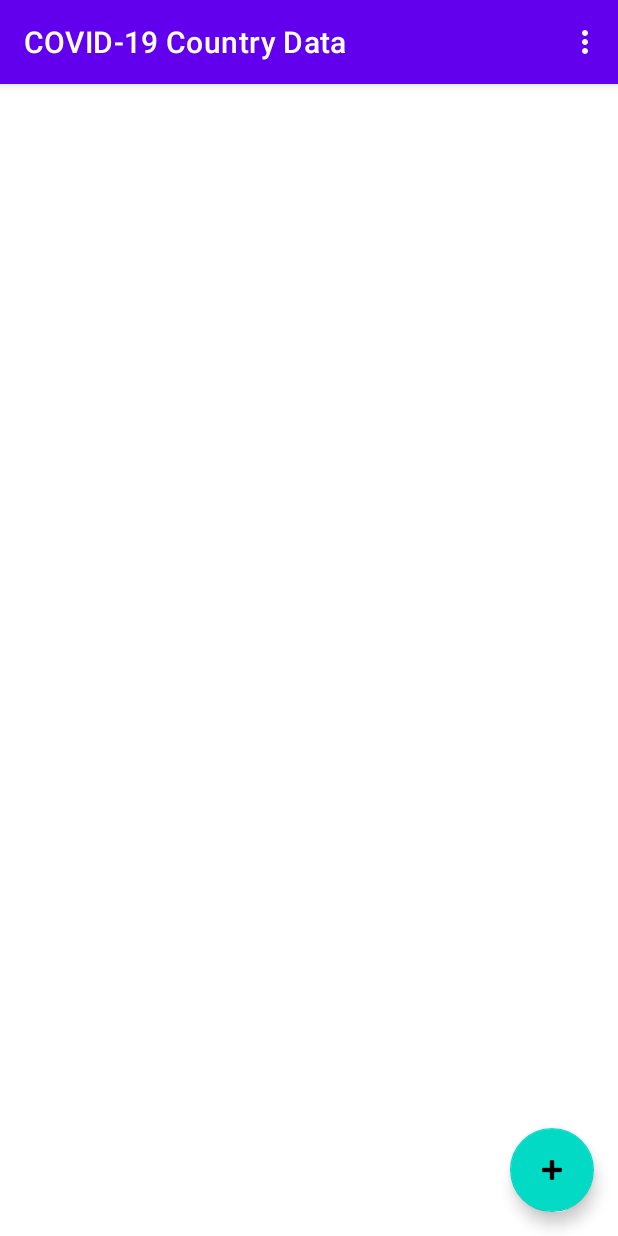
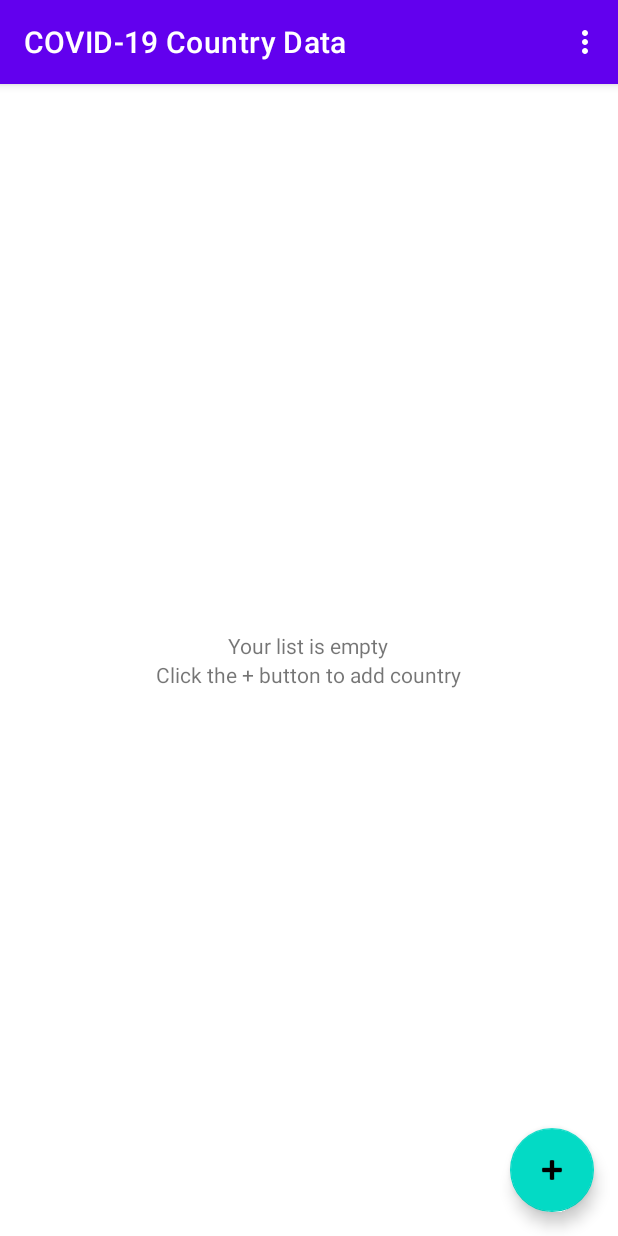
Before and after one commit to sberk97/covid19-app, an Android app: the screen it shows after launch (MainActivity), on a phone screen of 412 x 824 dp. Run offline under Robolectric (Android 15) with nearby library versions, the phone set to English and light mode, and no system bars.

Commit message:
Display text when no items

```diff
--- a/app/src/main/java/com/example/covid19countryinfo/activities/MainActivity.java
+++ b/app/src/main/java/com/example/covid19countryinfo/activities/MainActivity.java
@@ -8,6 +8,7 @@ import android.os.Bundle;
 
 import com.example.covid19countryinfo.R;
 import com.example.covid19countryinfo.adapters.SelectedCountryListAdapter;
+import com.example.covid19countryinfo.fragments.EmptyListFragment;
 import com.example.covid19countryinfo.misc.Constants;
 import com.example.covid19countryinfo.misc.DatabaseHelper;
 import com.example.covid19countryinfo.models.SelectedListCountry;
@@ -16,6 +17,8 @@ import com.google.android.material.floatingactionbutton.FloatingActionButton;
 import androidx.appcompat.app.AlertDialog;
 import androidx.appcompat.app.AppCompatActivity;
 import androidx.appcompat.widget.Toolbar;
+import androidx.fragment.app.FragmentManager;
+import androidx.fragment.app.FragmentTransaction;
 import androidx.recyclerview.widget.LinearLayoutManager;
 import androidx.recyclerview.widget.RecyclerView;
 
@@ -40,6 +43,7 @@ public class MainActivity extends AppCompatActivity implements SelectedCountryLi
     private List<SelectedListCountry> mSelectedCountryList = new ArrayList<>();
     private StringBuilder mSelectedCountryISO = new StringBuilder();
     private RecyclerView mRecyclerView;
+    private boolean isEmptyListFragmentDisplayed = false;
 
     @Override
     protected void onCreate(Bundle savedInstanceState) {
@@ -60,7 +64,48 @@ public class MainActivity extends AppCompatActivity implements SelectedCountryLi
                 goToSearchCountryActivity();
             }
         });
+
         setUpRecyclerView();
+
+        setVisibilityOnScreen();
+    }
+
+    private void setVisibilityOnScreen() {
+        if (mSelectedCountryList.isEmpty()) {
+            mRecyclerView.setVisibility(View.GONE);
+            displayEmptyListFragment();
+        } else {
+            mRecyclerView.setVisibility(View.VISIBLE);
+            hideEmptyListFragment();
+        }
+    }
+
+    private void displayEmptyListFragment() {
+        EmptyListFragment emptyListFragment = EmptyListFragment.newInstance();
+
+        // Get the FragmentManager and start a transaction.
+        FragmentManager fragmentManager = getSupportFragmentManager();
+        FragmentTransaction fragmentTransaction = fragmentManager.beginTransaction();
+
+        // Add the SimpleFragment.
+        fragmentTransaction.add(R.id.empty_list_fragment, emptyListFragment).addToBackStack(null).commit();
+        // Set boolean flag to indicate fragment is open.
+        isEmptyListFragmentDisplayed = true;
+    }
+
+    private void hideEmptyListFragment() {
+        // Get the FragmentManager.
+        FragmentManager fragmentManager = getSupportFragmentManager();
+        // Check to see if the fragment is already showing.
+        EmptyListFragment emptyListFragment = (EmptyListFragment) fragmentManager.findFragmentById(R.id.empty_list_fragment);
+        if (emptyListFragment != null) {
+            // Create and commit the transaction to remove the fragment.
+            FragmentTransaction fragmentTransaction = fragmentManager.beginTransaction();
+            fragmentTransaction.remove(emptyListFragment).commit();
+        }
+
+        // Set boolean flag to indicate fragment is closed.
+        isEmptyListFragmentDisplayed = false;
     }
 
     @Override
@@ -71,6 +116,7 @@ public class MainActivity extends AppCompatActivity implements SelectedCountryLi
             if (resultCode == Activity.RESULT_OK){
                 String addedCountry = data.getStringExtra("addedCountry");
                 addNewCountry(addedCountry);
+                setVisibilityOnScreen();
                 mAdapter.notifyDataSetChanged();
             }
 //            if (resultCode == Activity.RESULT_CANCELED) {
@@ -89,6 +135,7 @@ public class MainActivity extends AppCompatActivity implements SelectedCountryLi
         mRecyclerView.setAdapter(mAdapter);
         // Give the RecyclerView a default layout manager.
         mRecyclerView.setLayoutManager(new LinearLayoutManager(this));
+
     }
 
     private void goToSearchCountryActivity() {
--- /dev/null
+++ b/app/src/main/java/com/example/covid19countryinfo/fragments/EmptyListFragment.java
@@ -0,0 +1,35 @@
+package com.example.covid19countryinfo.fragments;
+
+import android.os.Bundle;
+import android.view.LayoutInflater;
+import android.view.View;
+import android.view.ViewGroup;
+
+import androidx.fragment.app.Fragment;
+
+import com.example.covid19countryinfo.R;
+
+public class EmptyListFragment extends Fragment {
+
+    public EmptyListFragment() {
+        // Required empty public constructor
+    }
+
+    public static EmptyListFragment newInstance() {
+        return new EmptyListFragment();
+    }
+
+    @Override
+    public void onCreate(Bundle savedInstanceState) {
+        super.onCreate(savedInstanceState);
+    }
+
+    @Override
+    public View onCreateView(LayoutInflater inflater, ViewGroup container, Bundle savedInstanceState) {
+        // Inflate the layout for this fragment.
+        final View rootView = inflater.inflate(R.layout.fragment_empty_list, container, false);
+
+        // Return the View for the fragment's UI.
+        return rootView;
+    }
+}
--- a/app/src/main/java/com/example/covid19countryinfo/misc/Constants.java
+++ b/app/src/main/java/com/example/covid19countryinfo/misc/Constants.java
@@ -13,7 +13,7 @@ public final class Constants {
 
     public static final String DATABASE_TABLE = "latest_country_data";
 
-    public static final int DATABASE_VERSION = 6;
+    public static final int DATABASE_VERSION = 8;
 
     public static final int LAUNCH_SECOND_ACTIVITY = 1;
 
@@ -23,4 +23,6 @@ public final class Constants {
 
     public static final String GET_GIVEN_COUNTRY = GET_ALL_COUNTRIES + " WHERE country_code='";
 
+    public static final String EMPTY_LIST_FRAGMENT = "EMPTY_LIST_FRAGMENT";
+
 }
--- a/app/src/main/res/layout/content_main.xml
+++ b/app/src/main/res/layout/content_main.xml
@@ -1,6 +1,7 @@
 <?xml version="1.0" encoding="utf-8"?>
 <androidx.constraintlayout.widget.ConstraintLayout xmlns:android="http://schemas.android.com/apk/res/android"
     xmlns:app="http://schemas.android.com/apk/res-auto"
+    xmlns:tools="http://schemas.android.com/tools"
     android:layout_width="match_parent"
     android:layout_height="match_parent"
     app:layout_behavior="@string/appbar_scrolling_view_behavior">
@@ -16,15 +17,27 @@
         app:layout_constraintStart_toStartOf="parent"
         app:layout_constraintTop_toTopOf="parent" />
 
-<!--    <fragment-->
-<!--        android:id="@+id/nav_host_fragment"-->
-<!--        android:name="androidx.navigation.fragment.NavHostFragment"-->
+    <FrameLayout
+        android:id="@+id/empty_list_fragment"
+        android:name="com.example.covid19countryinfo.fragments.EmptyListFragment"
+        android:layout_width="match_parent"
+        android:layout_height="match_parent"
+        android:layout_centerVertical="true"
+        app:layout_constraintBottom_toBottomOf="parent"
+        app:layout_constraintLeft_toLeftOf="parent"
+        app:layout_constraintRight_toRightOf="parent"
+        app:layout_constraintTop_toTopOf="parent"
+        tools:layout="@layout/fragment_empty_list" />
+
+<!--    <androidx.fragment.app.FragmentContainerView-->
+<!--        android:id="@+id/empty_list_fragment"-->
+<!--        android:name="com.example.covid19countryinfo.fragments.EmptyListFragment"-->
 <!--        android:layout_width="0dp"-->
 <!--        android:layout_height="0dp"-->
-<!--        app:defaultNavHost="true"-->
 <!--        app:layout_constraintBottom_toBottomOf="parent"-->
 <!--        app:layout_constraintLeft_toLeftOf="parent"-->
 <!--        app:layout_constraintRight_toRightOf="parent"-->
 <!--        app:layout_constraintTop_toTopOf="parent"-->
-<!--        app:navGraph="@navigation/nav_graph" />-->
+<!--        tools:layout="@layout/fragment_first"/>-->
+
 </androidx.constraintlayout.widget.ConstraintLayout>
--- /dev/null
+++ b/app/src/main/res/layout/fragment_empty_list.xml
@@ -0,0 +1,28 @@
+<?xml version="1.0" encoding="utf-8"?>
+<LinearLayout xmlns:android="http://schemas.android.com/apk/res/android"
+    xmlns:app="http://schemas.android.com/apk/res-auto"
+    xmlns:tools="http://schemas.android.com/tools"
+    android:layout_width="match_parent"
+    android:layout_height="match_parent"
+    android:gravity="center_horizontal|center_vertical"
+    android:orientation="vertical"
+    tools:context=".fragments.EmptyListFragment">
+
+    <TextView
+        android:id="@+id/textview_empty_list"
+        android:layout_width="wrap_content"
+        android:layout_height="wrap_content"
+        android:text="@string/empty_list_text"
+        android:gravity="center_horizontal"
+        />
+
+    <TextView
+        android:id="@+id/textview_empty_list_add_text"
+        android:layout_width="wrap_content"
+        android:layout_height="wrap_content"
+        android:text="@string/empty_list_add_text"
+        android:gravity="center_horizontal"
+        />
+
+
+</LinearLayout>
--- a/app/src/main/res/navigation/nav_graph.xml
+++ /dev/null
@@ -1,28 +0,0 @@
-<?xml version="1.0" encoding="utf-8"?>
-<navigation xmlns:android="http://schemas.android.com/apk/res/android"
-    xmlns:app="http://schemas.android.com/apk/res-auto"
-    xmlns:tools="http://schemas.android.com/tools"
-    android:id="@+id/nav_graph"
-    app:startDestination="@id/FirstFragment">
-
-    <fragment
-        android:id="@+id/FirstFragment"
-        android:name="com.example.covid19countryinfo.fragments.FirstFragment"
-        android:label="@string/first_fragment_label"
-        tools:layout="@layout/fragment_first">
-
-        <action
-            android:id="@+id/action_FirstFragment_to_SecondFragment"
-            app:destination="@id/SecondFragment" />
-    </fragment>
-    <fragment
-        android:id="@+id/SecondFragment"
-        android:name="com.example.covid19countryinfo.fragments.SecondFragment"
-        android:label="@string/second_fragment_label"
-        tools:layout="@layout/fragment_second">
-
-        <action
-            android:id="@+id/action_SecondFragment_to_FirstFragment"
-            app:destination="@id/FirstFragment" />
-    </fragment>
-</navigation>
--- a/app/src/main/res/values/strings.xml
+++ b/app/src/main/res/values/strings.xml
@@ -25,4 +25,6 @@
     <string name="ub_number">UB Number: 17009930</string>
     <string name="data_from">"COVID-19 Data from REST API: "</string>
     <string name="action_add_country">Add new country</string>
+    <string name="empty_list_text">Your list is empty</string>
+    <string name="empty_list_add_text">Click the + button to add country</string>
 </resources>
```
Also changed, not shown: app/src/main/java/com/example/covid19countryinfo/fragments/FirstFragment.java (deleted, +0 -36 lines), app/src/main/java/com/example/covid19countryinfo/fragments/SecondFragment.java (+36 -36 lines), app/src/main/res/layout/fragment_first.xml (deleted, +0 -28 lines).
